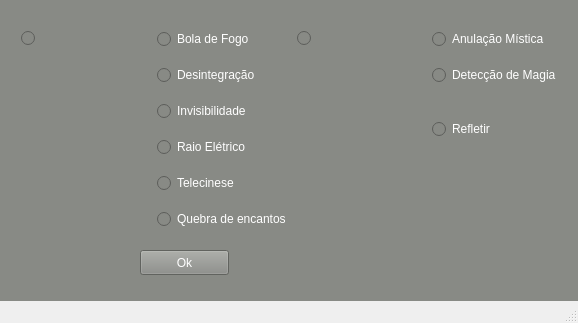
miguelsrrobo/Tagmar, file bookmage.ui: the form before one commit.
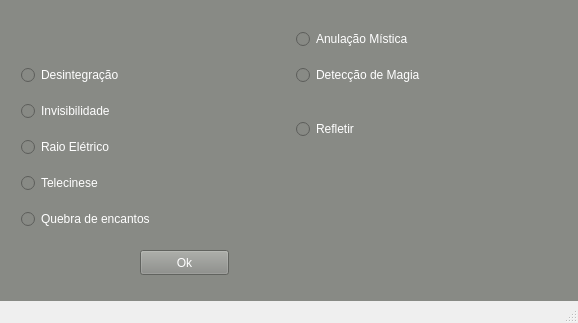
The form after the commit. Icons and pictures are not drawn.

```diff
--- a/bookmage.ui
+++ b/bookmage.ui
@@ -44,80 +44,59 @@
      </rect>
     </property>
     <layout class="QGridLayout" name="gridLayout">
-     <item row="2" column="1">
+     <item row="2" column="0">
       <widget class="QRadioButton" name="Invisibilidade">
        <property name="text">
         <string>Invisibilidade</string>
        </property>
       </widget>
      </item>
-     <item row="0" column="1">
-      <widget class="QRadioButton" name="BolaFogo">
-       <property name="text">
-        <string>Bola de Fogo</string>
-       </property>
-      </widget>
-     </item>
-     <item row="0" column="3">
-      <widget class="QRadioButton" name="AnulacaoMistica">
-       <property name="text">
-        <string>Anulação Mística</string>
-       </property>
-      </widget>
-     </item>
-     <item row="1" column="1">
-      <widget class="QRadioButton" name="Desintegracao">
-       <property name="text">
-        <string>Desintegração</string>
-       </property>
-      </widget>
-     </item>
-     <item row="5" column="1">
+     <item row="5" column="0">
       <widget class="QRadioButton" name="QuebraEncantos">
        <property name="text">
         <string>Quebra de encantos</string>
        </property>
       </widget>
      </item>
-     <item row="3" column="1">
+     <item row="1" column="0">
+      <widget class="QRadioButton" name="Desintegracao">
+       <property name="text">
+        <string>Desintegração</string>
+       </property>
+      </widget>
+     </item>
+     <item row="3" column="0">
       <widget class="QRadioButton" name="RaioEletrico">
        <property name="text">
         <string>Raio Elétrico</string>
        </property>
       </widget>
      </item>
-     <item row="1" column="3">
-      <widget class="QRadioButton" name="DeteccaoMagia">
+     <item row="0" column="1">
+      <widget class="QRadioButton" name="AnulacaoMistica">
        <property name="text">
-        <string>Detecção de Magia </string>
+        <string>Anulação Mística</string>
        </property>
       </widget>
      </item>
-     <item row="2" column="3" rowspan="2">
+     <item row="2" column="1" rowspan="2">
       <widget class="QRadioButton" name="Refletir">
        <property name="text">
         <string>Refletir</string>
        </property>
       </widget>
      </item>
-     <item row="4" column="1">
+     <item row="4" column="0">
       <widget class="QRadioButton" name="Telecinese">
        <property name="text">
         <string>Telecinese</string>
        </property>
       </widget>
      </item>
-     <item row="0" column="0">
-      <widget class="QRadioButton" name="bola">
+     <item row="1" column="1">
+      <widget class="QRadioButton" name="DeteccaoMagia">
        <property name="text">
-        <string/>
-       </property>
-      </widget>
-     </item>
-     <item row="0" column="2">
-      <widget class="QRadioButton" name="radioButton_2">
-       <property name="text">
-        <string/>
+        <string>Detecção de Magia </string>
        </property>
       </widget>
      </item>
```
